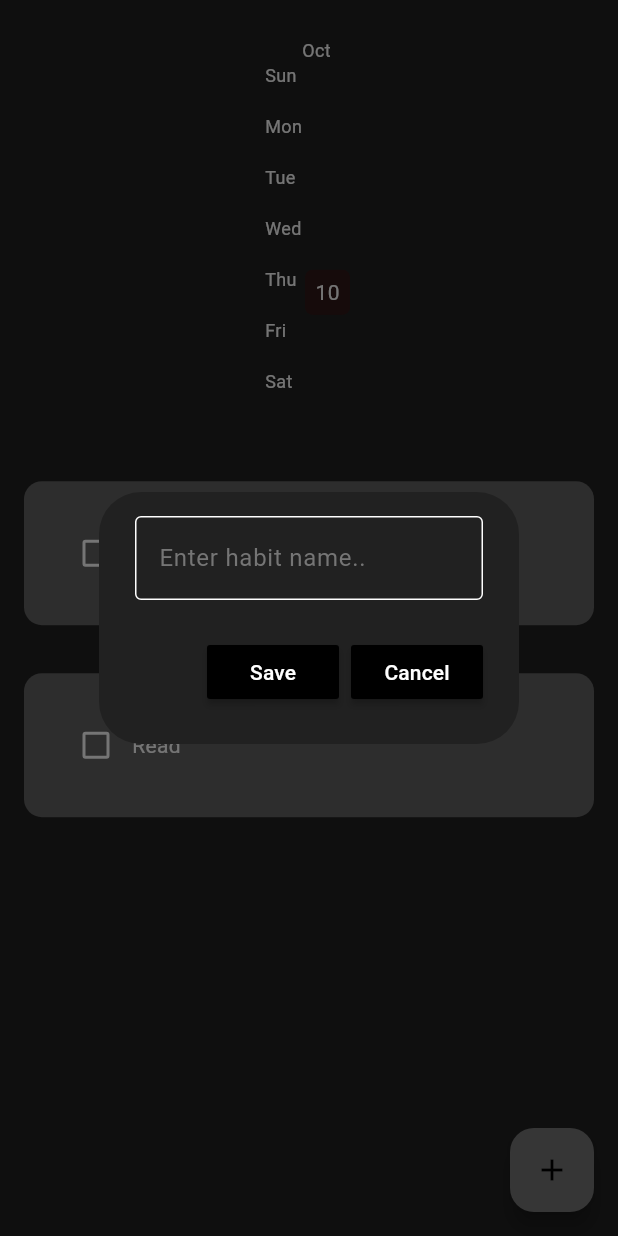
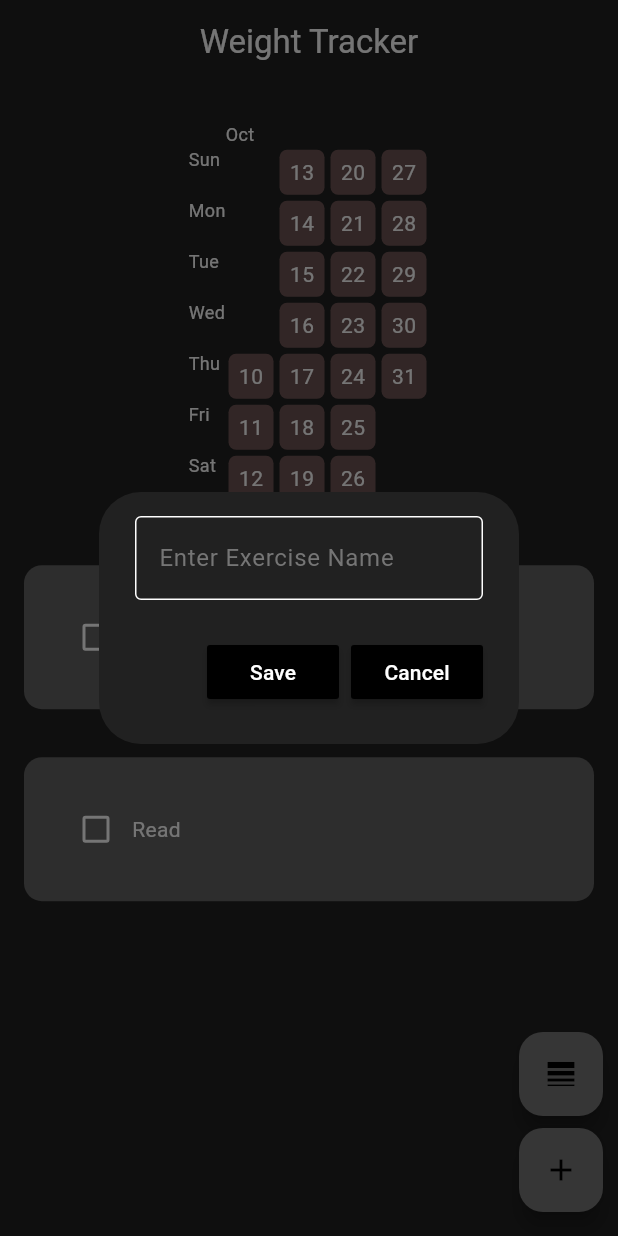
Before and after one commit to Antrimo/Weight-Tracker, a Flutter app: the HomePage screen opened directly, after a tap on the "add" icon, on a phone screen of 412 x 824 dp. Run offline on Flutter 3.47's test engine with Material 3 defaults, Android fonts, the phone set to English and light mode, and no system bars; drawn by our look-alikes of flutter_heatmap_calendar, flutter_slidable; our stand-ins replace flutter_datetime_picker_plus, flutter_local_notifications, hive, hive_flutter, lottie, timezone; accounts and stored records are empty.

Commit message:
mostly done with heatmap and data

```diff
--- a/lib/Screens/home.dart
+++ b/lib/Screens/home.dart
@@ -1,10 +1,8 @@
 import 'package:flutter/material.dart';
-
 import 'package:hive_flutter/hive_flutter.dart';
 import 'package:weight/components/habit_tile.dart';
 import 'package:weight/components/month_summary.dart';
 import 'package:weight/components/my_alert_box.dart';
-import 'package:weight/components/my_fab.dart';
 import 'package:weight/data/habit_database.dart';
 
 class HomePage extends StatefulWidget {
@@ -29,7 +27,6 @@ class _HomePageState extends State<HomePage> {
     super.initState();
   }
 
-  // checkbox was tapped
   void checkBoxTapped(bool? value, int index) {
     setState(() {
       db.todaysHabitList[index][1] = value;
@@ -37,15 +34,16 @@ class _HomePageState extends State<HomePage> {
     db.updateDatabase();
   }
 
-  // create a new habit
   final _newHabitNameController = TextEditingController();
+  final _newWeightController = TextEditingController();
+
   void createNewHabit() {
     showDialog(
       context: context,
       builder: (context) {
         return MyAlertBox(
           controller: _newHabitNameController,
-          hintText: 'Enter habit name..',
+          hintText: 'Enter Exercise Name',
           onSave: saveNewHabit,
           onCancel: cancelDialogBox,
         );
@@ -53,7 +51,32 @@ class _HomePageState extends State<HomePage> {
     );
   }
 
-  // save new habit
+  void recordWeight() {
+    showDialog(
+      context: context,
+      builder: (context) {
+        return MyAlertBox(
+          controller: _newWeightController,
+          hintText: 'Enter Weight',
+          onSave: saveWeight,
+          onCancel: cancelDialogBox,
+        );
+      },
+    );
+  }
+
+
+
+  void saveWeight() {
+    setState(() {
+      String weight = _newWeightController.text;
+      db.saveWeight(weight); // Call the correct database method
+    });
+    _newWeightController.clear();
+    Navigator.of(context).pop();
+    db.updateDatabase(); // Update the database
+  }
+
   void saveNewHabit() {
     setState(() {
       db.todaysHabitList.add([_newHabitNameController.text, false]);
@@ -63,13 +86,12 @@ class _HomePageState extends State<HomePage> {
     db.updateDatabase();
   }
 
-  // cancel new habit
   void cancelDialogBox() {
     _newHabitNameController.clear();
+    _newWeightController.clear();
     Navigator.of(context).pop();
   }
 
-  // open habit settings to edit
   void openHabitSettings(int index) {
     showDialog(
       context: context,
@@ -84,7 +106,6 @@ class _HomePageState extends State<HomePage> {
     );
   }
 
-  // save existing habit with a new name
   void saveExistingHabit(int index) {
     setState(() {
       db.todaysHabitList[index][0] = _newHabitNameController.text;
@@ -94,7 +115,6 @@ class _HomePageState extends State<HomePage> {
     db.updateDatabase();
   }
 
-  // delete habit
   void deleteHabit(int index) {
     setState(() {
       db.todaysHabitList.removeAt(index);
@@ -105,8 +125,14 @@ class _HomePageState extends State<HomePage> {
   @override
   Widget build(BuildContext context) {
     return Scaffold(
-      floatingActionButton: MyFloatingActionButton(onPressed: createNewHabit),
-      body: ListView(
+      appBar: AppBar(
+        automaticallyImplyLeading: false,
+        title: const Center(child: Text('Weight Tracker')),
+      ),
+      body: Stack(
+        alignment: Alignment.bottomCenter,
+        children: [
+          ListView(
             children: [
               MonthlySummary(
                 datasets: db.heatMapDataSet,
@@ -128,6 +154,26 @@ class _HomePageState extends State<HomePage> {
               ),
             ],
           ),
+          Positioned(
+            right: 10,
+            bottom: 80,
+            child: FloatingActionButton(
+              heroTag: 'weight',
+              onPressed: recordWeight,
+              child: const Icon(Icons.line_weight),
+            ),
+          ),
+          Positioned(
+            right: 10,
+            bottom: 16,
+            child: FloatingActionButton(
+              heroTag: 'add',
+              onPressed: createNewHabit,
+              child: const Icon(Icons.add),
+            ),
+          ),
+        ],
+      ),
     );
   }
 }
--- a/lib/components/habit_tile.dart
+++ b/lib/components/habit_tile.dart
@@ -51,8 +51,8 @@ class HabitTile extends StatelessWidget {
           ),
           child: Row(
             children: [
-              // checkbox
               Checkbox(
+                activeColor: Colors.white,
                 value: habitCompleted,
                 onChanged: onChanged,
               ),
--- a/lib/components/month_summary.dart
+++ b/lib/components/month_summary.dart
@@ -1,7 +1,6 @@
 import 'package:flutter/material.dart';
 import 'package:flutter_heatmap_calendar/flutter_heatmap_calendar.dart';
 import 'package:weight/datetime/date_time.dart';
-
 
 class MonthlySummary extends StatelessWidget {
   final Map<DateTime, int>? datasets;
@@ -19,10 +18,10 @@ class MonthlySummary extends StatelessWidget {
       padding: const EdgeInsets.only(top: 25, bottom: 25),
       child: HeatMap(
         startDate: createDateTimeObject(startDate),
-        endDate: DateTime.now().add(const Duration(days: 0)),
+        endDate: DateTime.now().add(const Duration(days: 21)),
         datasets: datasets,
         colorMode: ColorMode.color,
-        defaultColor: const Color.fromARGB(255, 49, 23, 23),
+        defaultColor: const Color.fromARGB(255, 110, 83, 83),
         textColor: Colors.white,
         showColorTip: false,
         showText: true,
@@ -41,8 +40,19 @@ class MonthlySummary extends StatelessWidget {
           10: Color.fromARGB(255, 2, 179, 8),
         },
         onClick: (value) {
-          ScaffoldMessenger.of(context)
-              .showSnackBar(SnackBar(content: Text(value.toString())));
+          // Check if the clicked date has a weight entry in the datasets
+          final weight = datasets?[value];
+
+          // Show the weight in a SnackBar
+          ScaffoldMessenger.of(context).showSnackBar(
+            SnackBar(
+              content: Text(
+                weight != null
+                    ? "Weight on ${value.toString().substring(0, 10)}: $weight kg"
+                    : "No weight record for ${value.toString().substring(0, 10)}",
+              ),
+            ),
+          );
         },
       ),
     );
--- a/lib/components/my_alert_box.dart
+++ b/lib/components/my_alert_box.dart
@@ -33,19 +33,19 @@ class MyAlertBox extends StatelessWidget {
       actions: [
         MaterialButton(
           onPressed: onSave,
-          child: Text(
+          color: Colors.black,
+          child: const Text(
             "Save",
             style: TextStyle(color: Colors.white),
           ),
-          color: Colors.black,
         ),
         MaterialButton(
           onPressed: onCancel,
-          child: Text(
+          color: Colors.black,
+          child: const Text(
             "Cancel",
             style: TextStyle(color: Colors.white),
           ),
-          color: Colors.black,
         ),
       ],
     );
--- a/lib/components/my_fab.dart
+++ /dev/null
@@ -1,18 +0,0 @@
-import 'package:flutter/material.dart';
-
-class MyFloatingActionButton extends StatelessWidget {
-  final Function()? onPressed;
-
-  const MyFloatingActionButton({
-    super.key,
-    required this.onPressed,
-  });
-
-  @override
-  Widget build(BuildContext context) {
-    return FloatingActionButton(
-      onPressed: onPressed,
-      child: Icon(Icons.add),
-    );
-  }
-}
--- a/lib/data/habit_database.dart
+++ b/lib/data/habit_database.dart
@@ -1,106 +1,99 @@
-
 import 'package:hive_flutter/hive_flutter.dart';
 import 'package:weight/datetime/date_time.dart';
 
-// reference our box
 final _myBox = Hive.box("Habit_Database");
 
 class HabitDatabase {
   List todaysHabitList = [];
   Map<DateTime, int> heatMapDataSet = {};
+  List<Map<String, dynamic>> weightList = []; // Correcting the data structure
 
-  // create initial default data
+  /// Creates default habit data and saves the start date
   void createDefaultData() {
     todaysHabitList = [
       ["Run", false],
       ["Read", false],
     ];
-
     _myBox.put("START_DATE", todaysDateFormatted());
+    _myBox.put("CURRENT_HABIT_LIST", todaysHabitList);
+    updateDatabase();
   }
 
-  // load data if it already exists
+  /// Load weight data from Hive
+  void loadDataWeight() {
+    weightList = List<Map<String, dynamic>>.from(_myBox.get("WEIGHT_LIST", defaultValue: []));
+  }
+
+  /// Load daily habit list for today
   void loadData() {
-    // if it's a new day, get habit list from database
     if (_myBox.get(todaysDateFormatted()) == null) {
-      todaysHabitList = _myBox.get("CURRENT_HABIT_LIST");
-      // set all habit completed to false since it's a new day
+      todaysHabitList = List.from(_myBox.get("CURRENT_HABIT_LIST"));
       for (int i = 0; i < todaysHabitList.length; i++) {
         todaysHabitList[i][1] = false;
       }
-    }
-    // if it's not a new day, load todays list
-    else {
-      todaysHabitList = _myBox.get(todaysDateFormatted());
+    } else {
+      // Load data for today
+      todaysHabitList = List.from(_myBox.get(todaysDateFormatted()));
     }
   }
 
-  // update database
+  /// Save habit list and weight list to the Hive database
   void updateDatabase() {
-    // update todays entry
-    _myBox.put(todaysDateFormatted(), todaysHabitList);
-
-    // update universal habit list in case it changed (new habit, edit habit, delete habit)
-    _myBox.put("CURRENT_HABIT_LIST", todaysHabitList);
-
-    // calculate habit complete percentages for each day
+    _myBox.put(todaysDateFormatted(), todaysHabitList); // Save today's data
+    _myBox.put("CURRENT_HABIT_LIST", todaysHabitList); // Save current habit list
+    _myBox.put("WEIGHT_LIST", weightList); // Save weight list
     calculateHabitPercentages();
-
-    // load heat map
     loadHeatMap();
   }
 
+  /// Save weight with today's date in the weight list
+  void saveWeight(String weight) {
+  String today = todaysDateFormatted();
+
+  // Check if today's weight entry already exists and update it
+  int index = weightList.indexWhere((entry) => entry['date'] == today);
+
+  if (index != -1) {
+    // If weight entry exists, update it
+    weightList[index]['weight'] = weight;
+  } else {
+    // If no entry exists for today, add a new one
+    weightList.add({
+      "date": today,
+      "weight": weight,
+    });
+  }
+
+  updateDatabase(); // Ensure the database is updated after saving
+}
+
+
+  /// Calculate the percentage of completed habits
   void calculateHabitPercentages() {
-    int countCompleted = 0;
-    for (int i = 0; i < todaysHabitList.length; i++) {
-      if (todaysHabitList[i][1] == true) {
-        countCompleted++;
-      }
-    }
-
+    int countCompleted = todaysHabitList.where((habit) => habit[1] == true).length;
     String percent = todaysHabitList.isEmpty
         ? '0.0'
         : (countCompleted / todaysHabitList.length).toStringAsFixed(1);
 
-    // key: "PERCENTAGE_SUMMARY_yyyymmdd"
-    // value: string of 1dp number between 0.0-1.0 inclusive
     _myBox.put("PERCENTAGE_SUMMARY_${todaysDateFormatted()}", percent);
   }
 
+  /// Load the heat map data based on habit completion percentages
   void loadHeatMap() {
     DateTime startDate = createDateTimeObject(_myBox.get("START_DATE"));
-
-    // count the number of days to load
     int daysInBetween = DateTime.now().difference(startDate).inDays;
 
-    // go from start date to today and add each percentage to the dataset
-    // "PERCENTAGE_SUMMARY_yyyymmdd" will be the key in the database
-    for (int i = 0; i < daysInBetween + 1; i++) {
+    for (int i = 0; i <= daysInBetween; i++) {
       String yyyymmdd = convertDateTimeToString(
         startDate.add(Duration(days: i)),
       );
 
-      double strengthAsPercent = double.parse(
+      double strengthAsPercent = double.tryParse(
         _myBox.get("PERCENTAGE_SUMMARY_$yyyymmdd") ?? "0.0",
-      );
+      ) ?? 0.0;
 
-      // split the datetime up like below so it doesn't worry about hours/mins/secs etc.
-
-      // year
-      int year = startDate.add(Duration(days: i)).year;
-
-      // month
-      int month = startDate.add(Duration(days: i)).month;
-
-      // day
-      int day = startDate.add(Duration(days: i)).day;
-
-      final percentForEachDay = <DateTime, int>{
-        DateTime(year, month, day): (10 * strengthAsPercent).toInt(),
-      };
-
-      heatMapDataSet.addEntries(percentForEachDay.entries);
-      print(heatMapDataSet);
+      DateTime date = startDate.add(Duration(days: i));
+      heatMapDataSet[date] = (10 * strengthAsPercent).toInt();
     }
   }
 }
--- a/lib/datetime/date_time.dart
+++ b/lib/datetime/date_time.dart
@@ -12,13 +12,11 @@ String todaysDateFormatted() {
     month = '0$month';
   }
 
-  // day in the format dd
   String day = dateTimeObject.day.toString();
   if (day.length == 1) {
     day = '0$day';
   }
 
-  // final format
   String yyyymmdd = year + month + day;
 
   return yyyymmdd;
```
Lines whose indentation alone changed are shown as unchanged.
